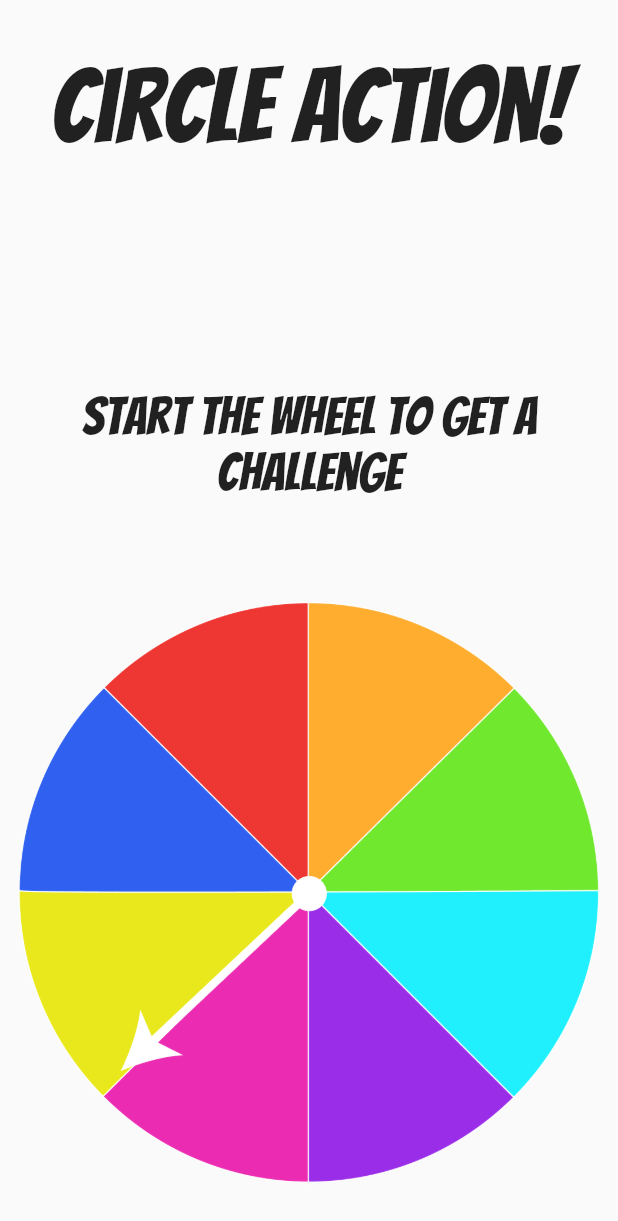
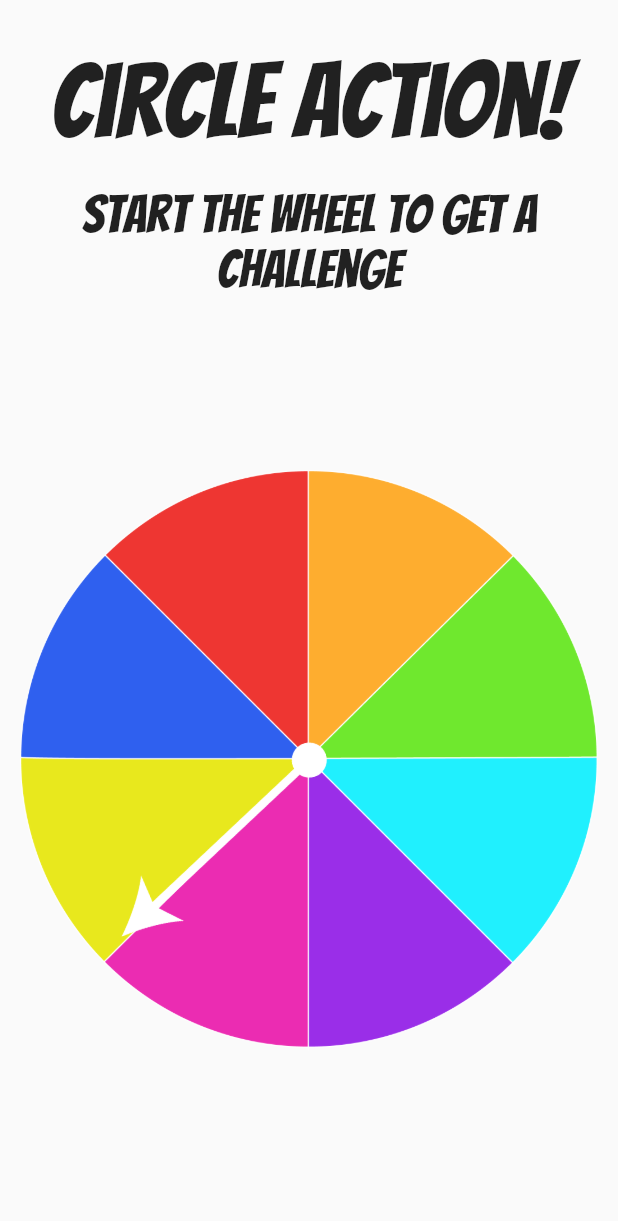
Before and after one commit to MarcelALng/Circle_Action_2021, a Flutter app: the screen it shows after launch, on a phone screen of 412 x 824 dp. Shown: the top 1221 px of the screen. Run offline on Flutter 3.47's test engine with Material 2 defaults, Android fonts, the light colour scheme and no system bars; our stand-ins replace google_fonts.

Commit message:
[Screen] add padding & Expanded OK

```diff
--- a/lib/screens/home_screen.dart
+++ b/lib/screens/home_screen.dart
@@ -79,7 +79,9 @@ class _HomeScreenState extends State<HomeScreen>
   Widget build(BuildContext context) {
     print('Build');
     return Scaffold(
-      body: Column(
+      body: Padding(
+        padding: const EdgeInsets.fromLTRB(1.0, 30.0, 1, 10.0),
+        child: Column(
           mainAxisAlignment: MainAxisAlignment.spaceAround,
           children: [
             Text(
@@ -94,7 +96,9 @@ class _HomeScreenState extends State<HomeScreen>
               style: GoogleFonts.bangers(fontSize: 35.0),
               textAlign: TextAlign.center,
             ),
-          Container(
+            Expanded(
+              flex: 2,
+              child: Container(
                 alignment: Alignment.center,
                 margin: EdgeInsets.symmetric(horizontal: 10.0),
                 child: Stack(
@@ -125,7 +129,9 @@ class _HomeScreenState extends State<HomeScreen>
                   ],
                 ),
               ),
+            ),
           ],
+        ),
       ),
     );
   }
```
Lines whose indentation alone changed are shown as unchanged.
